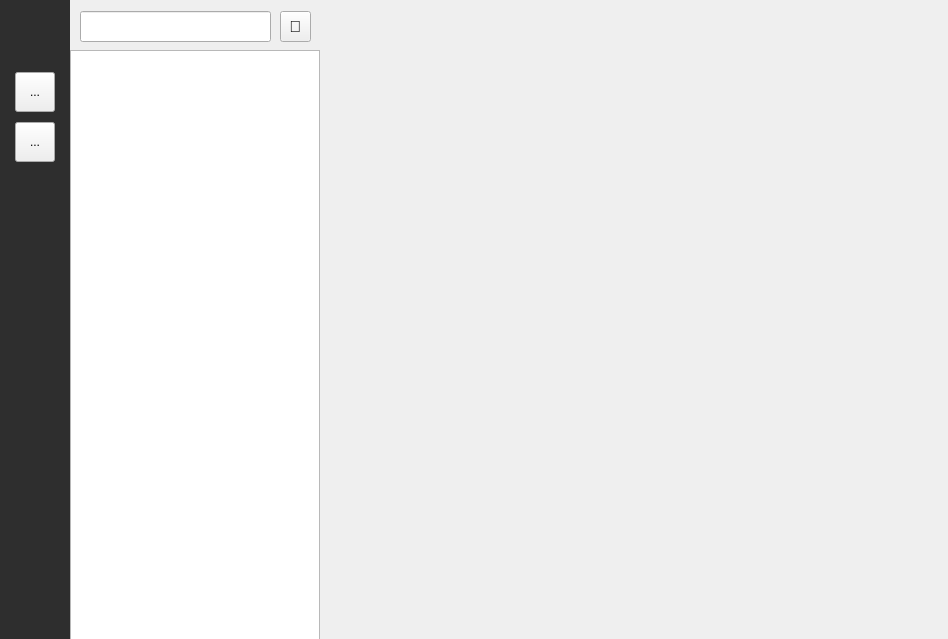
First picture: the form in Client/ui/ChatMain/ClientMain.ui, repository sAkuraOfficial/Chat, before the edit.
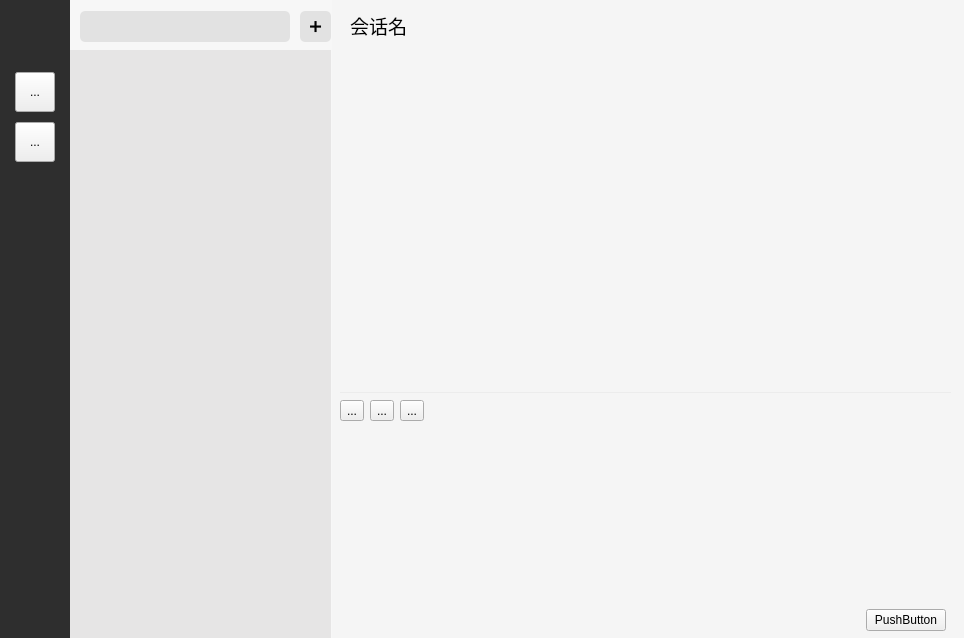
Second picture: the form after the edit. Icons and pictures are not drawn.

Patch:
```diff
--- a/Client/ui/ChatMain/ClientMain.ui
+++ b/Client/ui/ChatMain/ClientMain.ui
@@ -6,8 +6,8 @@
    <rect>
     <x>0</x>
     <y>0</y>
-    <width>948</width>
-    <height>639</height>
+    <width>964</width>
+    <height>638</height>
    </rect>
   </property>
   <property name="windowTitle">
@@ -21,7 +21,28 @@
 #labe_profile{
 	background:url(:/Client/profile);
 }
-</string>
+#listWidget_friends{
+	background-color:rgb(230, 229, 229);
+	border:0px;
+}
+#lineEdit_search,#toolButton_search{
+	background-color:rgb(226, 226, 226);
+	border:0px;
+    border-radius: 5px; /* 圆角 */
+}
+#widget_msg_search{
+	background-color:rgb(247, 247, 247);
+}
+#widget_toolbar1, #widget_toolbar2, #textEdit_message, #listWidget_message, #ClientMain
+{
+	background-color:rgb(245, 245, 245);
+	border:0px;
+}
+
+#splitter_chat::handle{
+	background-color:rgb(236, 236, 236);
+	height:1px;
+}</string>
   </property>
   <widget class="QWidget" name="widget_left" native="true">
    <property name="geometry">
@@ -75,39 +96,39 @@
     </property>
    </widget>
   </widget>
-  <widget class="QWidget" name="widget" native="true">
+  <widget class="QWidget" name="widget_msg_search" native="true">
    <property name="geometry">
     <rect>
      <x>70</x>
      <y>0</y>
-     <width>250</width>
+     <width>262</width>
      <height>641</height>
     </rect>
    </property>
-   <widget class="QListWidget" name="listWidget">
+   <widget class="QListWidget" name="listWidget_friends">
     <property name="geometry">
      <rect>
       <x>0</x>
       <y>50</y>
-      <width>250</width>
+      <width>261</width>
       <height>591</height>
      </rect>
     </property>
    </widget>
-   <widget class="QLineEdit" name="lineEdit">
+   <widget class="QLineEdit" name="lineEdit_search">
     <property name="geometry">
      <rect>
       <x>10</x>
       <y>11</y>
-      <width>191</width>
+      <width>210</width>
       <height>31</height>
      </rect>
     </property>
    </widget>
-   <widget class="QToolButton" name="toolButton">
+   <widget class="QToolButton" name="toolButton_search">
     <property name="geometry">
      <rect>
-      <x>210</x>
+      <x>230</x>
       <y>11</y>
       <width>31</width>
       <height>31</height>
@@ -119,10 +140,246 @@
      </font>
     </property>
     <property name="text">
-     <string>🔎</string>
+     <string>➕</string>
     </property>
    </widget>
   </widget>
+  <widget class="QLabel" name="label_sessionName">
+   <property name="geometry">
+    <rect>
+     <x>350</x>
+     <y>10</y>
+     <width>201</width>
+     <height>31</height>
+    </rect>
+   </property>
+   <property name="font">
+    <font>
+     <pointsize>14</pointsize>
+    </font>
+   </property>
+   <property name="text">
+    <string>会话名</string>
+   </property>
+  </widget>
+  <widget class="QSplitter" name="splitter_chat">
+   <property name="geometry">
+    <rect>
+     <x>340</x>
+     <y>50</y>
+     <width>611</width>
+     <height>581</height>
+    </rect>
+   </property>
+   <property name="orientation">
+    <enum>Qt::Orientation::Vertical</enum>
+   </property>
+   <property name="opaqueResize">
+    <bool>true</bool>
+   </property>
+   <property name="childrenCollapsible">
+    <bool>false</bool>
+   </property>
+   <widget class="QListWidget" name="listWidget_message">
+    <property name="sizePolicy">
+     <sizepolicy hsizetype="Expanding" vsizetype="Minimum">
+      <horstretch>0</horstretch>
+      <verstretch>3</verstretch>
+     </sizepolicy>
+    </property>
+   </widget>
+   <widget class="QWidget" name="widget_2" native="true">
+    <property name="minimumSize">
+     <size>
+      <width>0</width>
+      <height>200</height>
+     </size>
+    </property>
+    <layout class="QVBoxLayout" name="verticalLayout">
+     <property name="spacing">
+      <number>0</number>
+     </property>
+     <property name="leftMargin">
+      <number>0</number>
+     </property>
+     <property name="topMargin">
+      <number>0</number>
+     </property>
+     <property name="rightMargin">
+      <number>0</number>
+     </property>
+     <property name="bottomMargin">
+      <number>0</number>
+     </property>
+     <item>
+      <widget class="QWidget" name="widget_toolbar1" native="true">
+       <property name="sizePolicy">
+        <sizepolicy hsizetype="Preferred" vsizetype="Preferred">
+         <horstretch>0</horstretch>
+         <verstretch>1</verstretch>
+        </sizepolicy>
+       </property>
+       <layout class="QHBoxLayout" name="horizontalLayout">
+        <property name="spacing">
+         <number>6</number>
+        </property>
+        <property name="leftMargin">
+         <number>0</number>
+        </property>
+        <property name="topMargin">
+         <number>0</number>
+        </property>
+        <property name="rightMargin">
+         <number>0</number>
+        </property>
+        <property name="bottomMargin">
+         <number>0</number>
+        </property>
+        <item>
+         <widget class="QToolButton" name="toolButton_3">
+          <property name="text">
+           <string>...</string>
+          </property>
+         </widget>
+        </item>
+        <item>
+         <widget class="QToolButton" name="toolButton_4">
+          <property name="text">
+           <string>...</string>
+          </property>
+         </widget>
+        </item>
+        <item>
+         <widget class="QToolButton" name="toolButton_2">
+          <property name="text">
+           <string>...</string>
+          </property>
+         </widget>
+        </item>
+        <item>
+         <spacer name="horizontalSpacer">
+          <property name="orientation">
+           <enum>Qt::Orientation::Horizontal</enum>
+          </property>
+          <property name="sizeHint" stdset="0">
+           <size>
+            <width>40</width>
+            <height>20</height>
+           </size>
+          </property>
+         </spacer>
+        </item>
+       </layout>
+      </widget>
+     </item>
+     <item>
+      <widget class="QTextEdit" name="textEdit_message">
+       <property name="sizePolicy">
+        <sizepolicy hsizetype="Expanding" vsizetype="Preferred">
+         <horstretch>0</horstretch>
+         <verstretch>5</verstretch>
+        </sizepolicy>
+       </property>
+       <property name="styleSheet">
+        <string notr="true">QScrollBar:vertical {
+    background: #f0f0f0; /* 背景颜色 */
+    width: 10px; /* 滚动条宽度 */
+    margin: 22px 0 22px 0; /* 上下边距 */
+}
+
+QScrollBar::handle:vertical {
+    background: #c0c0c0; /* 滑块颜色 */
+    border-radius: 5px; /* 圆角 */
+}
+
+QScrollBar::handle:vertical:hover {
+    background: #a0a0a0; /* 悬停时滑块颜色 */
+}
+
+QScrollBar::add-line:vertical, QScrollBar::sub-line:vertical {
+    background: none; /* 隐藏上下按钮 */
+}
+
+QScrollBar::up-arrow:vertical, QScrollBar::down-arrow:vertical {
+    background: none; /* 隐藏箭头 */
+}
+
+QScrollBar:horizontal {
+    background: #f0f0f0; /* 背景颜色 */
+    height: 10px; /* 滚动条高度 */
+    margin: 0 22px 0 22px; /* 左右边距 */
+}
+
+QScrollBar::handle:horizontal {
+    background: #c0c0c0; /* 滑块颜色 */
+    border-radius: 5px; /* 圆角 */
+}
+
+QScrollBar::handle:horizontal:hover {
+    background: #a0a0a0; /* 悬停时滑块颜色 */
+}
+
+QScrollBar::add-line:horizontal, QScrollBar::sub-line:horizontal {
+    background: none; /* 隐藏左右按钮 */
+}
+
+QScrollBar::left-arrow:horizontal, QScrollBar::right-arrow:horizontal {
+    background: none; /* 隐藏箭头 */
+}
+</string>
+       </property>
+      </widget>
+     </item>
+     <item>
+      <widget class="QWidget" name="widget_toolbar2" native="true">
+       <property name="sizePolicy">
+        <sizepolicy hsizetype="Preferred" vsizetype="Fixed">
+         <horstretch>0</horstretch>
+         <verstretch>1</verstretch>
+        </sizepolicy>
+       </property>
+       <layout class="QHBoxLayout" name="horizontalLayout_2">
+        <property name="spacing">
+         <number>0</number>
+        </property>
+        <property name="leftMargin">
+         <number>0</number>
+        </property>
+        <property name="topMargin">
+         <number>3</number>
+        </property>
+        <property name="rightMargin">
+         <number>5</number>
+        </property>
+        <property name="bottomMargin">
+         <number>0</number>
+        </property>
+        <item>
+         <spacer name="horizontalSpacer_2">
+          <property name="orientation">
+           <enum>Qt::Orientation::Horizontal</enum>
+          </property>
+          <property name="sizeHint" stdset="0">
+           <size>
+            <width>40</width>
+            <height>20</height>
+           </size>
+          </property>
+         </spacer>
+        </item>
+        <item>
+         <widget class="QPushButton" name="pushButton">
+          <property name="text">
+           <string>PushButton</string>
+          </property>
+         </widget>
+        </item>
+       </layout>
+      </widget>
+     </item>
+    </layout>
+   </widget>
+  </widget>
  </widget>
  <resources>
   <include location="../../res/Client.qrc"/>
```
